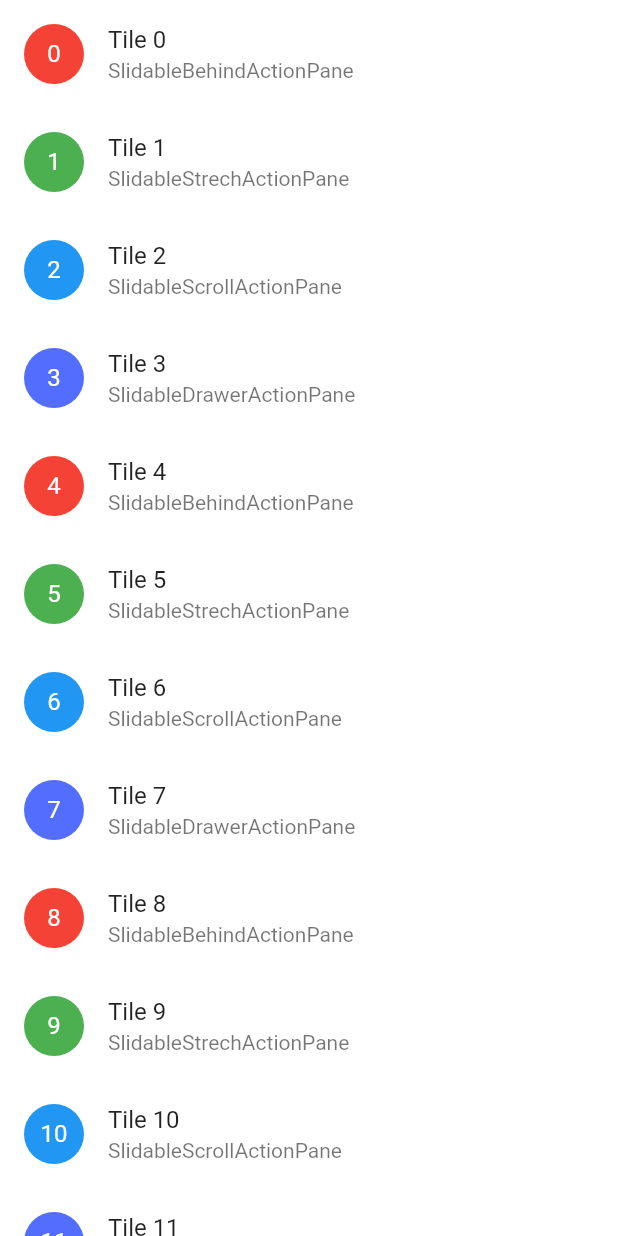
After one commit to linminjing888/flutter_demo, a Flutter app: the MJGroupSlidablePage screen opened directly, on a phone screen of 412 x 824 dp. The commit adds this screen. Run offline on Flutter 3.47's test engine with Material 2 defaults, Android fonts, the phone set to English and light mode, and no system bars; drawn by our look-alikes of flutter_slidable; our stand-ins replace cached_network_image, carousel_slider, dio, flutter_easyrefresh, flutter_spinkit, fluttertoast and 3 more; accounts and stored records are empty; network calls fail.

Commit message:
侧滑Cell

```diff
--- /dev/null
+++ b/lib/Group/group_slidable_page.dart
@@ -0,0 +1,453 @@
+/*
+ * @Author: lin minjing
+ * @version:
+ * @Date: 2020-12-22 15:42:56
+ * @LastEditors: lin minjing
+ * @LastEditTime: 2020-12-22 17:32:56
+ * @Descripttion:
+ */
+import 'package:flutter/material.dart';
+import 'package:flutter_demo/Support/mj_toast.dart';
+import 'package:flutter_slidable/flutter_slidable.dart';
+
+class MJGroupSlidablePage extends StatefulWidget {
+  @override
+  _MJGroupSlidablePageState createState() => _MJGroupSlidablePageState();
+}
+
+class _MJGroupSlidablePageState extends State<MJGroupSlidablePage> {
+  SlidableController slidableController;
+  final List<_HomeItem> items = List.generate(
+    20,
+    (i) => _HomeItem(
+      i,
+      'Tile $i',
+      _getSubtitle(i),
+      _getAvatarColor(i),
+    ),
+  );
+
+  @protected
+  void initState() {
+    slidableController = SlidableController(
+      onSlideAnimationChanged: handleSlideAnimationChanged,
+      onSlideIsOpenChanged: handleSlideIsOpenChanged,
+    );
+    super.initState();
+  }
+
+  void handleSlideAnimationChanged(Animation<double> slideAnimation) {}
+
+  void handleSlideIsOpenChanged(bool isOpen) {
+    setState(() {
+      print("打开关闭");
+    });
+  }
+
+  @override
+  Widget build(BuildContext context) {
+    return Scaffold(
+      body: Center(
+        child: OrientationBuilder(
+          builder: (context, orientation) => _buildList(
+              context,
+              orientation == Orientation.portrait
+                  ? Axis.vertical
+                  : Axis.horizontal),
+        ),
+      ),
+    );
+  }
+
+  Widget _buildList(BuildContext context, Axis direction) {
+    return ListView.builder(
+      scrollDirection: direction,
+      itemBuilder: (context, index) {
+        final Axis slidableDirection =
+            direction == Axis.horizontal ? Axis.vertical : Axis.horizontal;
+        var item = items[index];
+        if (item.index < 8) {
+          return _getSlidableWithLists(context, index, slidableDirection);
+        } else {
+          return _getSlidableWithDelegates(context, index, slidableDirection);
+        }
+        // return _getDismissibleWithLists(context, index, slidableDirection);
+      },
+      itemCount: items.length,
+    );
+  }
+
+  // 原生测试 只能滑动消失，不会停留
+  Widget _getDismissibleWithLists(
+      BuildContext context, int index, Axis direction) {
+    final _HomeItem item = items[index];
+    return Dismissible(
+      key: Key(item.title),
+      onDismissed: (direction) {
+        if (direction == DismissDirection.endToStart) {
+          _showSnackBar(context, 'Dimiss Delete');
+          print("sss");
+        } else if (direction == DismissDirection.startToEnd) {
+          print("ddd");
+          _showSnackBar(context, 'book sucess');
+        }
+        setState(() {
+          items.removeAt(index);
+        });
+      },
+      confirmDismiss: (direction) async {
+        var _alertDialog = AlertDialog(
+          title: Text('Delete'),
+          content: Text('Item will be deleted'),
+          actions: <Widget>[
+            FlatButton(
+              child: Text('Cancel'),
+              onPressed: () => Navigator.of(context).pop(false),
+            ),
+            FlatButton(
+              child: Text('Ok'),
+              onPressed: () => Navigator.of(context).pop(true),
+            ),
+          ],
+        );
+
+        var isDismiss = await showDialog(
+            context: context,
+            builder: (context) {
+              return _alertDialog;
+            });
+
+        return isDismiss;
+      },
+      background: Container(
+          color: Colors.green,
+          child: ListTile(
+              leading: Icon(
+            Icons.bookmark,
+            color: Colors.white,
+          ))),
+      secondaryBackground: Container(
+        color: Colors.red,
+        child: ListTile(
+            trailing: Icon(
+          Icons.delete,
+          color: Colors.white,
+        )),
+      ),
+      child: direction == Axis.horizontal
+          ? VerticalListItem(items[index])
+          : HorizontalListItem(items[index]),
+    );
+  }
+
+  Widget _getSlidableWithLists(
+      BuildContext context, int index, Axis direction) {
+    final _HomeItem item = items[index];
+    //final int t = index;
+    return Slidable(
+      key: Key(item.title),
+      controller: slidableController,
+      direction: direction,
+      dismissal: SlidableDismissal(
+        child: SlidableDrawerDismissal(),
+        onDismissed: (actionType) {
+          _showSnackBar(
+              context,
+              actionType == SlideActionType.primary
+                  ? 'Dismiss Archive'
+                  : 'Dimiss Delete');
+          setState(() {
+            items.removeAt(index);
+          });
+        },
+      ),
+      actionPane: _getActionPane(item.index),
+      actionExtentRatio: 0.25,
+      child: direction == Axis.horizontal
+          ? VerticalListItem(items[index])
+          : HorizontalListItem(items[index]),
+      // actions: <Widget>[
+      //   IconSlideAction(
+      //     caption: 'Archive',
+      //     color: Colors.blue,
+      //     icon: Icons.archive,
+      //     onTap: () => _showSnackBar(context, 'Archive'),
+      //   ),
+      //   IconSlideAction(
+      //     caption: 'Share',
+      //     color: Colors.indigo,
+      //     icon: Icons.share,
+      //     onTap: () => _showSnackBar(context, 'Share'),
+      //   ),
+      // ],
+      secondaryActions: <Widget>[
+        // Container(
+        //   height: 800,
+        //   color: Colors.green,
+        //   child: Text('a'),
+        // ),
+        IconSlideAction(
+          caption: 'More',
+          color: Colors.grey.shade200,
+          icon: Icons.more_horiz,
+          onTap: () => _showSnackBar(context, 'More'),
+          closeOnTap: true,
+        ),
+        IconSlideAction(
+          caption: 'Delete',
+          color: Colors.red,
+          icon: Icons.delete,
+          onTap: () => _showSnackBar(context, 'Delete'),
+        ),
+      ],
+    );
+  }
+
+  Widget _getSlidableWithDelegates(
+      BuildContext context, int index, Axis direction) {
+    final _HomeItem item = items[index];
+
+    return Slidable.builder(
+      key: Key(item.title),
+      controller: slidableController,
+      direction: direction,
+      dismissal: SlidableDismissal(
+        child: SlidableDrawerDismissal(),
+        closeOnCanceled: true,
+        onWillDismiss: (item.index != 10)
+            ? null
+            : (actionType) {
+                return showDialog<bool>(
+                  context: context,
+                  builder: (context) {
+                    return AlertDialog(
+                      title: Text('Delete'),
+                      content: Text('Item will be deleted'),
+                      actions: <Widget>[
+                        FlatButton(
+                          child: Text('Cancel'),
+                          onPressed: () => Navigator.of(context).pop(false),
+                        ),
+                        FlatButton(
+                          child: Text('Ok'),
+                          onPressed: () => Navigator.of(context).pop(true),
+                        ),
+                      ],
+                    );
+                  },
+                );
+              },
+        onDismissed: (actionType) {
+          _showSnackBar(
+              context,
+              actionType == SlideActionType.primary
+                  ? 'Dismiss Archive'
+                  : 'Dimiss Delete');
+          setState(() {
+            items.removeAt(index);
+          });
+        },
+      ),
+      actionPane: _getActionPane(item.index),
+      actionExtentRatio: 0.25,
+      child: direction == Axis.horizontal
+          ? VerticalListItem(items[index])
+          : HorizontalListItem(items[index]),
+      actionDelegate: SlideActionBuilderDelegate(
+          actionCount: 2,
+          builder: (context, index, animation, renderingMode) {
+            if (index == 0) {
+              return IconSlideAction(
+                caption: 'Archive',
+                color: renderingMode == SlidableRenderingMode.slide
+                    ? Colors.blue.withOpacity(animation.value)
+                    : (renderingMode == SlidableRenderingMode.dismiss
+                        ? Colors.blue
+                        : Colors.green),
+                icon: Icons.archive,
+                onTap: () async {
+                  var state = Slidable.of(context);
+                  var dismiss = await showDialog<bool>(
+                    context: context,
+                    builder: (context) {
+                      return AlertDialog(
+                        title: Text('Delete'),
+                        content: Text('Item will be deleted'),
+                        actions: <Widget>[
+                          FlatButton(
+                            child: Text('Cancel'),
+                            onPressed: () => Navigator.of(context).pop(false),
+                          ),
+                          FlatButton(
+                            child: Text('Ok'),
+                            onPressed: () => Navigator.of(context).pop(true),
+                          ),
+                        ],
+                      );
+                    },
+                  );
+
+                  if (dismiss) {
+                    state.dismiss();
+                  }
+                },
+              );
+            } else {
+              return IconSlideAction(
+                caption: 'Share',
+                color: renderingMode == SlidableRenderingMode.slide
+                    ? Colors.indigo.withOpacity(animation.value)
+                    : Colors.indigo,
+                icon: Icons.share,
+                onTap: () => _showSnackBar(context, 'Share'),
+              );
+            }
+          }),
+      secondaryActionDelegate: SlideActionBuilderDelegate(
+          actionCount: 2,
+          builder: (context, index, animation, renderingMode) {
+            if (index == 0) {
+              return IconSlideAction(
+                caption: 'More',
+                color: renderingMode == SlidableRenderingMode.slide
+                    ? Colors.grey.shade200.withOpacity(animation.value)
+                    : Colors.grey.shade200,
+                icon: Icons.more_horiz,
+                onTap: () => _showSnackBar(context, 'More'),
+                closeOnTap: false,
+              );
+            } else {
+              return IconSlideAction(
+                caption: 'Delete',
+                color: renderingMode == SlidableRenderingMode.slide
+                    ? Colors.red.withOpacity(animation.value)
+                    : Colors.red,
+                icon: Icons.delete,
+                onTap: () => _showSnackBar(context, 'Delete'),
+              );
+            }
+          }),
+    );
+  }
+
+  static Widget _getActionPane(int index) {
+    switch (index % 4) {
+      case 0:
+        return SlidableBehindActionPane();
+      case 1:
+        return SlidableStrechActionPane();
+      case 2:
+        return SlidableScrollActionPane();
+      case 3:
+        return SlidableDrawerActionPane();
+      default:
+        return null;
+    }
+  }
+
+  static Color _getAvatarColor(int index) {
+    switch (index % 4) {
+      case 0:
+        return Colors.red;
+      case 1:
+        return Colors.green;
+      case 2:
+        return Colors.blue;
+      case 3:
+        return Colors.indigoAccent;
+      default:
+        return null;
+    }
+  }
+
+  static String _getSubtitle(int index) {
+    switch (index % 4) {
+      case 0:
+        return 'SlidableBehindActionPane';
+      case 1:
+        return 'SlidableStrechActionPane';
+      case 2:
+        return 'SlidableScrollActionPane';
+      case 3:
+        return 'SlidableDrawerActionPane';
+      default:
+        return null;
+    }
+  }
+
+  void _showSnackBar(BuildContext context, String text) {
+    Scaffold.of(context).showSnackBar(SnackBar(content: Text(text)));
+  }
+}
+
+class HorizontalListItem extends StatelessWidget {
+  HorizontalListItem(this.item);
+  final _HomeItem item;
+  @override
+  Widget build(BuildContext context) {
+    return Container(
+      color: Colors.white,
+      width: 160.0,
+      child: Column(
+        mainAxisSize: MainAxisSize.max,
+        children: <Widget>[
+          Expanded(
+            child: CircleAvatar(
+              backgroundColor: item.color,
+              child: Text('${item.index}'),
+              foregroundColor: Colors.white,
+            ),
+          ),
+          Expanded(
+            child: Center(
+              child: Text(
+                item.subtitle,
+              ),
+            ),
+          ),
+        ],
+      ),
+    );
+  }
+}
+
+class VerticalListItem extends StatelessWidget {
+  VerticalListItem(this.item);
+  final _HomeItem item;
+
+  @override
+  Widget build(BuildContext context) {
+    return GestureDetector(
+      onTap: () =>
+          Slidable.of(context)?.renderingMode == SlidableRenderingMode.none
+              ? Slidable.of(context)?.open()
+              : Slidable.of(context)?.close(),
+      child: Container(
+        color: Colors.white,
+        child: ListTile(
+          leading: CircleAvatar(
+            backgroundColor: item.color,
+            child: Text('${item.index}'),
+            foregroundColor: Colors.white,
+          ),
+          title: Text(item.title),
+          subtitle: Text(item.subtitle),
+        ),
+      ),
+    );
+  }
+}
+
+class _HomeItem {
+  const _HomeItem(
+    this.index,
+    this.title,
+    this.subtitle,
+    this.color,
+  );
+
+  final int index;
+  final String title;
+  final String subtitle;
+  final Color color;
+}
--- a/pubspec.yaml
+++ b/pubspec.yaml
@@ -37,6 +37,7 @@ dependencies:
   carousel_slider: ^2.3.1
   flutter_easyrefresh: ^2.1.7
   flutter_spinkit: ^4.1.2+1
+  flutter_slidable: ^0.5.7
 
 dev_dependencies:
   flutter_test:
```
Also changed, not shown: lib/Group/group_page.dart (+3 -4 lines), 2 other files.
